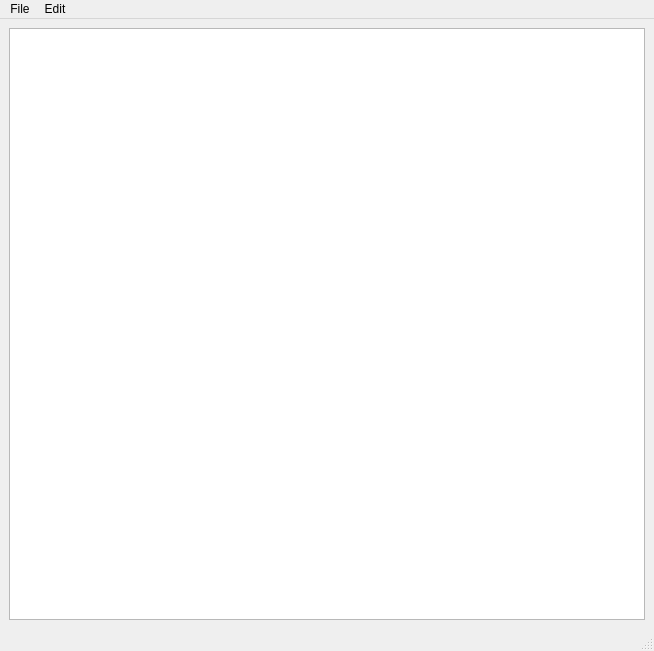
Before: the Qt Designer form src/gui/forms/main_window.ui in VitalikTsarik/linguistic-knowledge-base, drawn with Qt 5.
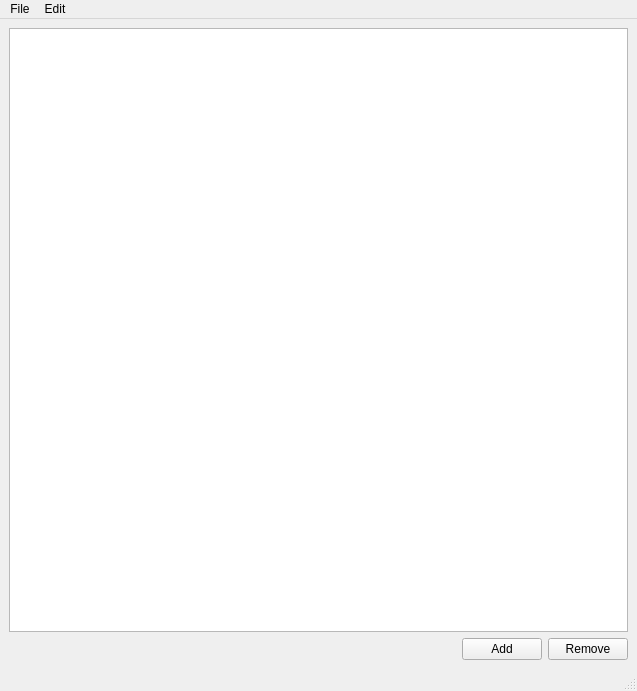
After: the same form once the commit is applied.

Commit message: Add adding new word button

What changed in the file:
```diff
--- a/src/gui/forms/main_window.ui
+++ b/src/gui/forms/main_window.ui
@@ -9,8 +9,8 @@
    <rect>
     <x>0</x>
     <y>0</y>
-    <width>654</width>
-    <height>651</height>
+    <width>637</width>
+    <height>691</height>
    </rect>
   </property>
   <property name="sizePolicy">
@@ -74,6 +74,37 @@
       </item>
      </layout>
     </item>
+    <item>
+     <layout class="QHBoxLayout" name="horizontalLayout">
+      <item>
+       <spacer name="horizontalSpacer">
+        <property name="orientation">
+         <enum>Qt::Horizontal</enum>
+        </property>
+        <property name="sizeHint" stdset="0">
+         <size>
+          <width>40</width>
+          <height>20</height>
+         </size>
+        </property>
+       </spacer>
+      </item>
+      <item>
+       <widget class="QPushButton" name="addWordButton">
+        <property name="text">
+         <string>Add</string>
+        </property>
+       </widget>
+      </item>
+      <item>
+       <widget class="QPushButton" name="removeWordButton">
+        <property name="text">
+         <string>Remove</string>
+        </property>
+       </widget>
+      </item>
+     </layout>
+    </item>
    </layout>
   </widget>
   <widget class="QMenuBar" name="menubar">
@@ -81,7 +112,7 @@
     <rect>
      <x>0</x>
      <y>0</y>
-     <width>654</width>
+     <width>637</width>
      <height>20</height>
     </rect>
    </property>
```
The commit also changes 6 other files.
